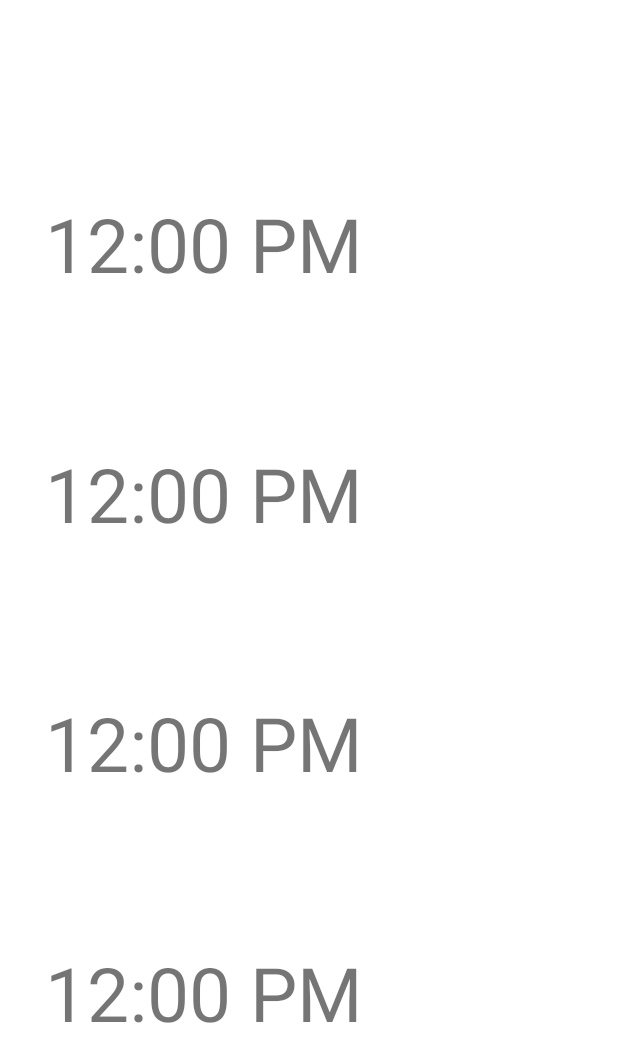
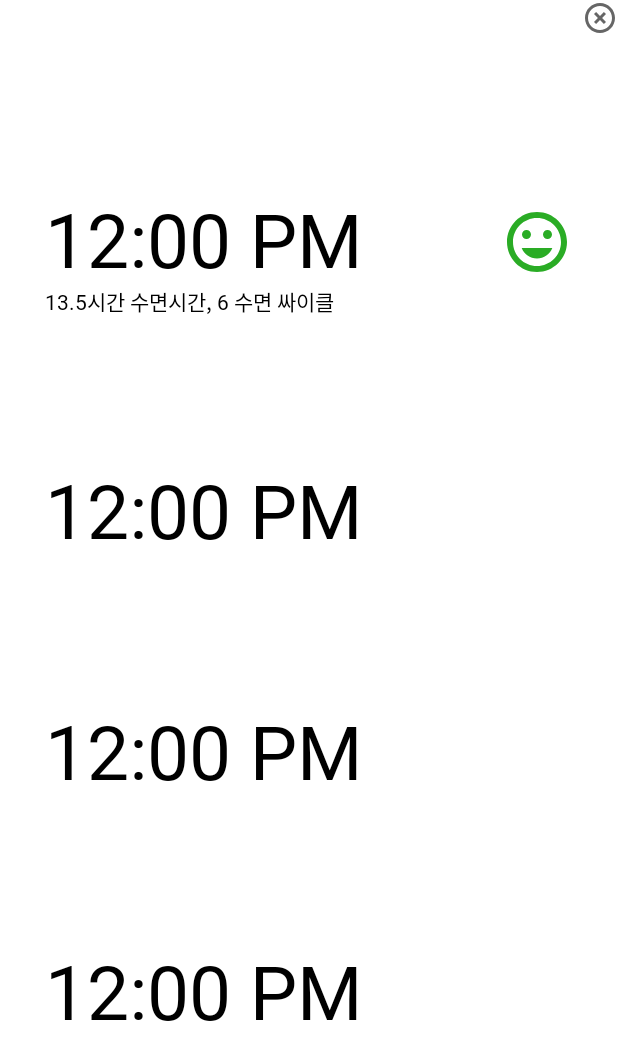
Before and after one commit to jaemin-Yoo/SleepNow, an Android app: the layout dialog_time_list.xml on its own in the app's theme, with its tools: preview values and no code run, on a phone screen of 412 x 824 dp. Shown: the top 1062 px of the screen. Run offline under Robolectric (Android 15) with nearby library versions, the phone set to English and light mode, and no system bars.

Commit message:
Add font

```diff
--- /dev/null
+++ b/SleepNow/app/src/main/res/drawable/ic_exit.xml
@@ -0,0 +1,10 @@
+<vector xmlns:android="http://schemas.android.com/apk/res/android"
+    android:width="24dp"
+    android:height="24dp"
+    android:viewportWidth="24"
+    android:viewportHeight="24"
+    android:tint="?attr/colorControlNormal">
+  <path
+      android:fillColor="@android:color/white"
+      android:pathData="M14.59,8L12,10.59 9.41,8 8,9.41 10.59,12 8,14.59 9.41,16 12,13.41 14.59,16 16,14.59 13.41,12 16,9.41 14.59,8zM12,2C6.47,2 2,6.47 2,12s4.47,10 10,10 10,-4.47 10,-10S17.53,2 12,2zM12,20c-4.41,0 -8,-3.59 -8,-8s3.59,-8 8,-8 8,3.59 8,8 -3.59,8 -8,8z"/>
+</vector>
--- /dev/null
+++ b/SleepNow/app/src/main/res/drawable/ic_suggested.xml
@@ -0,0 +1,5 @@
+<vector android:height="48dp" android:tint="#2AAC25"
+    android:viewportHeight="24" android:viewportWidth="24"
+    android:width="48dp" xmlns:android="http://schemas.android.com/apk/res/android">
+    <path android:fillColor="@android:color/white" android:pathData="M11.99,2C6.47,2 2,6.48 2,12s4.47,10 9.99,10C17.52,22 22,17.52 22,12S17.52,2 11.99,2zM12,20c-4.42,0 -8,-3.58 -8,-8s3.58,-8 8,-8 8,3.58 8,8 -3.58,8 -8,8zM15.5,11c0.83,0 1.5,-0.67 1.5,-1.5S16.33,8 15.5,8 14,8.67 14,9.5s0.67,1.5 1.5,1.5zM8.5,11c0.83,0 1.5,-0.67 1.5,-1.5S9.33,8 8.5,8 7,8.67 7,9.5 7.67,11 8.5,11zM12,17.5c2.33,0 4.31,-1.46 5.11,-3.5L6.89,14c0.8,2.04 2.78,3.5 5.11,3.5z"/>
+</vector>
--- a/SleepNow/app/src/main/res/layout/dialog_time_list.xml
+++ b/SleepNow/app/src/main/res/layout/dialog_time_list.xml
@@ -1,6 +1,18 @@
 <?xml version="1.0" encoding="utf-8"?>
 <androidx.constraintlayout.widget.ConstraintLayout xmlns:android="http://schemas.android.com/apk/res/android"
     xmlns:app="http://schemas.android.com/apk/res-auto"
+    android:layout_width="match_parent"
+    android:layout_height="match_parent">
+
+    <ImageView
+        android:id="@+id/btn_exit"
+        android:layout_width="wrap_content"
+        android:layout_height="wrap_content"
+        android:src="@drawable/ic_exit"
+        app:layout_constraintTop_toTopOf="parent"
+        app:layout_constraintEnd_toEndOf="parent"/>
+
+    <androidx.constraintlayout.widget.ConstraintLayout
         android:layout_width="match_parent"
         android:layout_height="match_parent"
         android:padding="30dp">
@@ -15,12 +27,41 @@
             app:layout_constraintEnd_toEndOf="parent"
             app:layout_constraintBottom_toTopOf="@id/linear2">
 
+            <LinearLayout
+                android:layout_width="match_parent"
+                android:layout_height="wrap_content"
+                android:orientation="horizontal">
+
                 <TextView
                     android:id="@+id/tv_time1"
                     android:layout_width="wrap_content"
                     android:layout_height="wrap_content"
                     android:text="12:00 PM"
-            android:textSize="50dp"/>
+                    android:textSize="50dp"
+                    android:textColor="@color/black"
+                    android:fontFamily="@font/medium"
+                    android:includeFontPadding="false"/>
+
+                <View
+                    android:layout_width="match_parent"
+                    android:layout_height="match_parent"
+                    android:layout_weight="1"/>
+
+                <ImageView
+                    android:layout_width="wrap_content"
+                    android:layout_height="wrap_content"
+                    android:src="@drawable/ic_suggested"
+                    android:layout_gravity="center"/>
+
+            </LinearLayout>
+
+            <TextView
+                android:layout_width="wrap_content"
+                android:layout_height="wrap_content"
+                android:text="13.5시간 수면시간, 6 수면 싸이클"
+                android:textColor="@color/black"
+                android:fontFamily="@font/medium"
+                android:includeFontPadding="false"/>
 
         </LinearLayout>
 
@@ -39,7 +80,10 @@
                 android:layout_width="wrap_content"
                 android:layout_height="wrap_content"
                 android:text="12:00 PM"
-            android:textSize="50dp"/>
+                android:textSize="50dp"
+                android:textColor="@color/black"
+                android:fontFamily="@font/medium"
+                android:includeFontPadding="false"/>
 
         </LinearLayout>
 
@@ -58,7 +102,10 @@
                 android:layout_width="wrap_content"
                 android:layout_height="wrap_content"
                 android:text="12:00 PM"
-            android:textSize="50dp"/>
+                android:textSize="50dp"
+                android:textColor="@color/black"
+                android:fontFamily="@font/medium"
+                android:includeFontPadding="false"/>
 
         </LinearLayout>
 
@@ -77,8 +124,13 @@
                 android:layout_width="wrap_content"
                 android:layout_height="wrap_content"
                 android:text="12:00 PM"
-            android:textSize="50dp"/>
+                android:textSize="50dp"
+                android:textColor="@color/black"
+                android:fontFamily="@font/medium"
+                android:includeFontPadding="false"/>
 
         </LinearLayout>
 
     </androidx.constraintlayout.widget.ConstraintLayout>
+
+</androidx.constraintlayout.widget.ConstraintLayout>
```
Also changed, not shown: SleepNow/app/src/main/java/com/example/sleepnow/dialogs/CustomDialog.kt (+17 -4 lines), SleepNow/app/src/main/java/com/example/sleepnow/viewmodels/SelectAgeViewModel.kt (+9 -3 lines), SleepNow/app/src/main/res/layout/activity_select_age.xml (+22 -9 lines), SleepNow/app/src/main/res/layout/activity_splash.xml (+10 -4 lines), 1 other file. Lines whose indentation alone changed are shown as unchanged.
